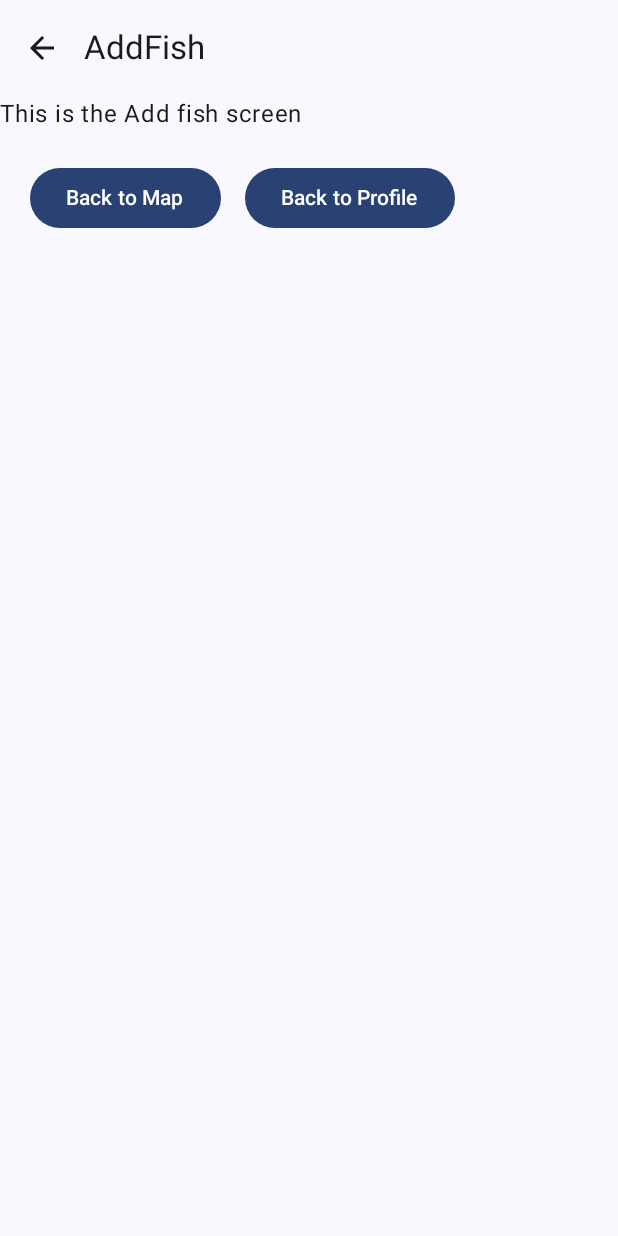
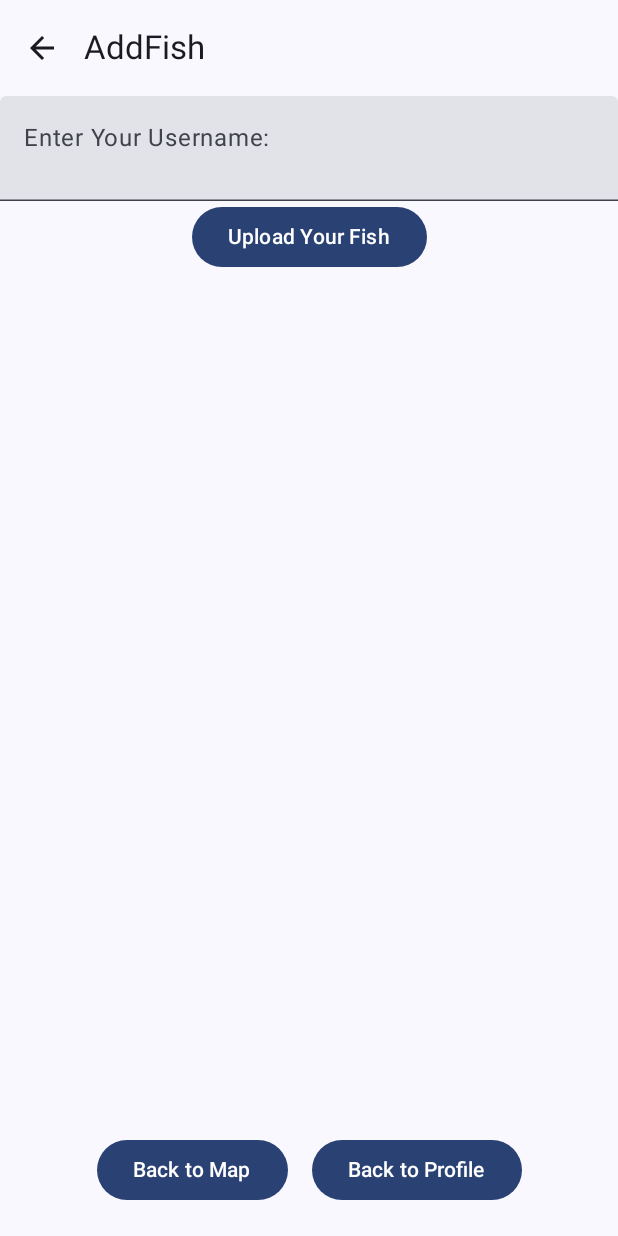
Before and after one commit to nazimja4arov/Fishing-Android-App, an Android app built with Jetpack Compose: the AddFishScreen screen opened through its navigation route, on a phone screen of 412 x 824 dp. Run offline under Robolectric (Android 15) with nearby library versions, the phone set to English and light mode, and no system bars.

Commit message:
Added basic functionality to the add fish screen with mock data.

```diff
--- a/app/src/main/java/edu/gvsu/cis/jafarovn/fishingandroidapp/UserViewModel.kt
+++ b/app/src/main/java/edu/gvsu/cis/jafarovn/fishingandroidapp/UserViewModel.kt
@@ -14,8 +14,8 @@ class UserViewModel: ViewModel(){
     init {
         AddUser("JT4", R.drawable.app_pfp, "John Turner", 4)
         AddFish("JT4", "Bass", R.drawable.bass_image, 15, 2)
-        AddFish("JT4", "Salmon", R.drawable.bass_image, 17, 13)
-        AddFish("JT4", "Catfish", R.drawable.bass_image, 22, 28)
+        //AddFish("JT4", "Salmon", R.drawable.bass_image, 17, 13)
+        //AddFish("JT4", "Catfish", R.drawable.bass_image, 22, 28)
     }
 
     fun AddUser(user_name: String, user_pic: Int, user_full_name: String, user_rank: Int)
--- a/app/src/main/java/edu/gvsu/cis/jafarovn/fishingandroidapp/screens/AddFishScreen.kt
+++ b/app/src/main/java/edu/gvsu/cis/jafarovn/fishingandroidapp/screens/AddFishScreen.kt
@@ -1,8 +1,13 @@
 package edu.gvsu.cis.jafarovn.fishingandroidapp.screens
 
+import androidx.compose.foundation.background
 import androidx.compose.foundation.layout.Arrangement
 import androidx.compose.foundation.layout.Column
 import androidx.compose.foundation.layout.Row
+import androidx.compose.foundation.layout.Spacer
+import androidx.compose.foundation.layout.fillMaxSize
+import androidx.compose.foundation.layout.fillMaxWidth
+import androidx.compose.foundation.layout.height
 import androidx.compose.foundation.layout.padding
 import androidx.compose.material.icons.Icons
 import androidx.compose.material.icons.filled.ArrowBack
@@ -12,11 +17,19 @@ import androidx.compose.material3.Icon
 import androidx.compose.material3.IconButton
 import androidx.compose.material3.Scaffold
 import androidx.compose.material3.Text
+import androidx.compose.material3.TextField
 import androidx.compose.material3.TopAppBar
 import androidx.compose.runtime.Composable
+import androidx.compose.runtime.getValue
+import androidx.compose.runtime.mutableStateOf
+import androidx.compose.runtime.remember
+import androidx.compose.runtime.setValue
 import androidx.compose.ui.Modifier
+import androidx.compose.ui.graphics.Color
+import androidx.compose.ui.layout.ModifierLocalBeyondBoundsLayout
 import androidx.compose.ui.unit.dp
 import edu.gvsu.cis.jafarovn.fishingandroidapp.MapViewModel
+import edu.gvsu.cis.jafarovn.fishingandroidapp.R
 import edu.gvsu.cis.jafarovn.fishingandroidapp.UserViewModel
 
 @OptIn(ExperimentalMaterial3Api::class)
@@ -31,7 +44,12 @@ fun AddFishScreen(
     modifier: Modifier = Modifier
 )
 {
-    Scaffold(
+    var input_text by remember { mutableStateOf("") }
+    val current_user = userViewModel.users["JT4"]
+    val users_fish_list = userViewModel.fish["JT4"] ?: emptyList()
+    var fish_message by remember { mutableStateOf("") }
+
+    Scaffold(modifier = Modifier.fillMaxSize(),
         topBar = {
             TopAppBar(
                 title = { Text("AddFish") },
@@ -46,9 +64,36 @@ fun AddFishScreen(
             Column {
         Row(modifier = Modifier.padding(innerPadding))
             {
-                Text(text = "This is the Add fish screen")
+                TextField(
+                    value = input_text,
+                    onValueChange = { user_name_input -> input_text = user_name_input },
+                    label = { Text("Enter Your Username: ") },
+                    modifier = Modifier
+                        .fillMaxWidth()
+                        .height(70.dp)
+                )
             }
-            Row(horizontalArrangement = Arrangement.Center, modifier = Modifier.padding(12.dp)) {
+                Row(horizontalArrangement = Arrangement.Center, modifier = Modifier.fillMaxWidth())
+                {
+                    Button(onClick = { userViewModel.AddFish("JT4", "Pike",
+                        R.drawable.bass_image, 24, 55)
+                        fish_message = "Pike added to JT4's profile. "
+                    })
+                    {
+                        Text("Upload Your Fish")
+                    }
+                    if (fish_message.isNotEmpty())
+                    {
+                        Text(
+                            text = fish_message,
+                            modifier = Modifier.padding(top = 8.dp)
+                        )
+                    }
+                }
+                Spacer(Modifier.weight(1f))
+            Row(horizontalArrangement = Arrangement.Center, modifier = Modifier
+                .padding(12.dp)
+                .fillMaxWidth()) {
                 Button(onClick = { onNavigateToMain() }, modifier = Modifier.padding(8.dp)) {
                     Text("Back to Map")
                 }
```
